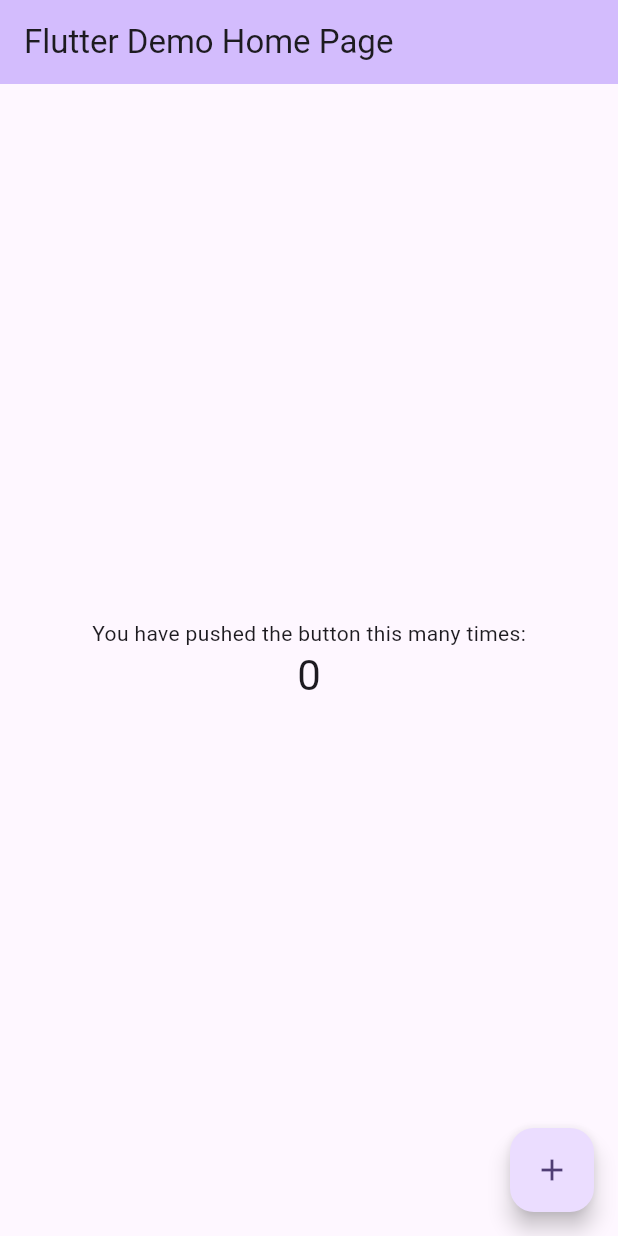
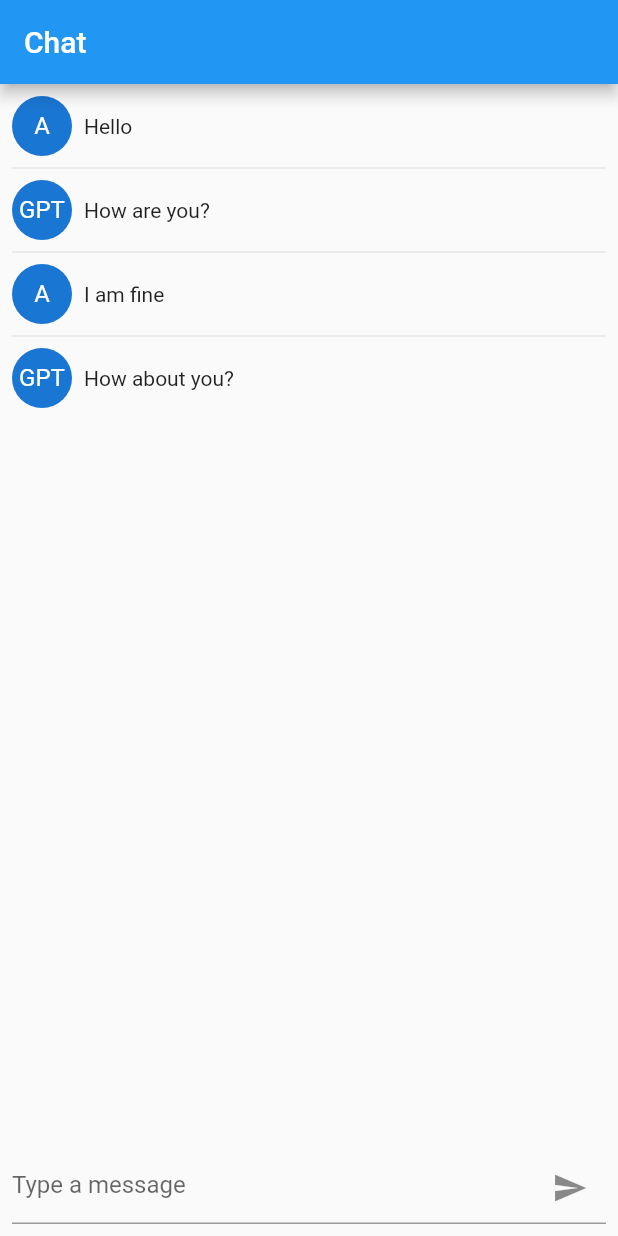
Before and after one commit to chenqy-yh/my_chatgpt, a Flutter app: the screen it shows after launch, on a phone screen of 412 x 824 dp. Run offline on Flutter 3.47's test engine with Material 2 defaults, Android fonts, the phone set to English and light mode, and no system bars.

Commit message:
完成chat_screen的初步开发

```diff
--- a/lib/main.dart
+++ b/lib/main.dart
@@ -1,4 +1,5 @@
 import 'package:flutter/material.dart';
+import 'package:my_chatgpt/widgets/chat_screen.dart';
 
 void main() {
   runApp(const MyApp());
@@ -13,113 +14,9 @@ class MyApp extends StatelessWidget {
     return MaterialApp(
       title: 'Flutter Demo',
       theme: ThemeData(
-        // This is the theme of your application.
-        //
-        // TRY THIS: Try running your application with "flutter run". You'll see
-        // the application has a blue toolbar. Then, without quitting the app,
-        // try changing the seedColor in the colorScheme below to Colors.green
-        // and then invoke "hot reload" (save your changes or press the "hot
-        // reload" button in a Flutter-supported IDE, or press "r" if you used
-        // the command line to start the app).
-        //
-        // Notice that the counter didn't reset back to zero; the application
-        // state is not lost during the reload. To reset the state, use hot
-        // restart instead.
-        //
-        // This works for code too, not just values: Most code changes can be
-        // tested with just a hot reload.
-        colorScheme: ColorScheme.fromSeed(seedColor: Colors.deepPurple),
-        useMaterial3: true,
+        primarySwatch: Colors.blue,
       ),
-      home: const MyHomePage(title: 'Flutter Demo Home Page'),
+      home: ChatScreen(),
     );
   }
 }
-
-class MyHomePage extends StatefulWidget {
-  const MyHomePage({super.key, required this.title});
-
-  // This widget is the home page of your application. It is stateful, meaning
-  // that it has a State object (defined below) that contains fields that affect
-  // how it looks.
-
-  // This class is the configuration for the state. It holds the values (in this
-  // case the title) provided by the parent (in this case the App widget) and
-  // used by the build method of the State. Fields in a Widget subclass are
-  // always marked "final".
-
-  final String title;
-
-  @override
-  State<MyHomePage> createState() => _MyHomePageState();
-}
-
-class _MyHomePageState extends State<MyHomePage> {
-  int _counter = 0;
-
-  void _incrementCounter() {
-    setState(() {
-      // This call to setState tells the Flutter framework that something has
-      // changed in this State, which causes it to rerun the build method below
-      // so that the display can reflect the updated values. If we changed
-      // _counter without calling setState(), then the build method would not be
-      // called again, and so nothing would appear to happen.
-      _counter++;
-    });
-  }
-
-  @override
-  Widget build(BuildContext context) {
-    // This method is rerun every time setState is called, for instance as done
-    // by the _incrementCounter method above.
-    //
-    // The Flutter framework has been optimized to make rerunning build methods
-    // fast, so that you can just rebuild anything that needs updating rather
-    // than having to individually change instances of widgets.
-    return Scaffold(
-      appBar: AppBar(
-        // TRY THIS: Try changing the color here to a specific color (to
-        // Colors.amber, perhaps?) and trigger a hot reload to see the AppBar
-        // change color while the other colors stay the same.
-        backgroundColor: Theme.of(context).colorScheme.inversePrimary,
-        // Here we take the value from the MyHomePage object that was created by
-        // the App.build method, and use it to set our appbar title.
-        title: Text(widget.title),
-      ),
-      body: Center(
-        // Center is a layout widget. It takes a single child and positions it
-        // in the middle of the parent.
-        child: Column(
-          // Column is also a layout widget. It takes a list of children and
-          // arranges them vertically. By default, it sizes itself to fit its
-          // children horizontally, and tries to be as tall as its parent.
-          //
-          // Column has various properties to control how it sizes itself and
-          // how it positions its children. Here we use mainAxisAlignment to
-          // center the children vertically; the main axis here is the vertical
-          // axis because Columns are vertical (the cross axis would be
-          // horizontal).
-          //
-          // TRY THIS: Invoke "debug painting" (choose the "Toggle Debug Paint"
-          // action in the IDE, or press "p" in the console), to see the
-          // wireframe for each widget.
-          mainAxisAlignment: MainAxisAlignment.center,
-          children: <Widget>[
-            const Text(
-              'You have pushed the button this many times:',
-            ),
-            Text(
-              '$_counter',
-              style: Theme.of(context).textTheme.headlineMedium,
-            ),
-          ],
-        ),
-      ),
-      floatingActionButton: FloatingActionButton(
-        onPressed: _incrementCounter,
-        tooltip: 'Increment',
-        child: const Icon(Icons.add),
-      ), // This trailing comma makes auto-formatting nicer for build methods.
-    );
-  }
-}
--- /dev/null
+++ b/lib/models/message.dart
@@ -0,0 +1,19 @@
+class Message {
+  final String content;
+  final bool isUser;
+  final DateTime timestamp;
+
+  Message(
+      {required this.content, required this.isUser, required this.timestamp});
+
+  Map<String, dynamic> toJson() {
+    return {'content': content, 'isUser': isUser, 'timestamp': timestamp};
+  }
+
+  factory Message.fromJson(Map<String, dynamic> json) {
+    return Message(
+        content: json['content'],
+        isUser: json['isUser'],
+        timestamp: DateTime.parse(json['timestamp']));
+  }
+}
--- /dev/null
+++ b/lib/widgets/chat_screen.dart
@@ -0,0 +1,91 @@
+import 'package:flutter/material.dart';
+import 'package:my_chatgpt/models/message.dart';
+
+class ChatScreen extends StatelessWidget {
+  final List<Message> messages = [
+    Message(content: 'Hello', isUser: true, timestamp: DateTime.now()),
+    Message(content: 'How are you?', isUser: false, timestamp: DateTime.now()),
+    Message(content: 'I am fine', isUser: true, timestamp: DateTime.now()),
+    Message(
+        content: 'How about you?', isUser: false, timestamp: DateTime.now()),
+  ];
+
+  final _textController = TextEditingController();
+
+  ChatScreen({super.key});
+
+  get itemCount => null;
+
+  _sendMessage(String content) {
+    final message =
+        Message(content: content, isUser: true, timestamp: DateTime.now());
+    messages.add(message);
+    _textController.clear();
+  }
+
+  @override
+  Widget build(BuildContext context) {
+    return Scaffold(
+      appBar: AppBar(
+        title: const Text('Chat'),
+      ),
+      body: Center(
+          child: Padding(
+        padding: const EdgeInsets.all(8),
+        child: Column(
+          children: [
+            Expanded(
+              child: ListView.separated(
+                itemCount: messages.length, //message num
+                itemBuilder: (context, index) {
+                  return MessageItem(
+                    message: messages[index],
+                  );
+                },
+                separatorBuilder: (context, index) {
+                  return const Divider(
+                    height: 16,
+                  );
+                },
+              ),
+            ),
+            TextField(
+              controller: _textController,
+              decoration: InputDecoration(
+                hintText: 'Type a message',
+                suffixIcon: IconButton(
+                    onPressed: () {
+                      if (_textController.text.isNotEmpty) {
+                        _sendMessage(_textController.text);
+                      }
+                    },
+                    icon: const Icon(
+                      Icons.send,
+                    )),
+              ),
+            ),
+          ],
+        ),
+      )),
+    );
+  }
+}
+
+class MessageItem extends StatelessWidget {
+  final Message message;
+
+  const MessageItem({super.key, required this.message});
+
+  @override
+  Widget build(BuildContext context) {
+    return Row(
+      children: [
+        CircleAvatar(
+          child: Text(message.isUser ? 'A' : 'GPT'),
+        ),
+        const SizedBox(width: 8),
+        Text(message.content),
+      ],
+    );
+  }
+}
```
